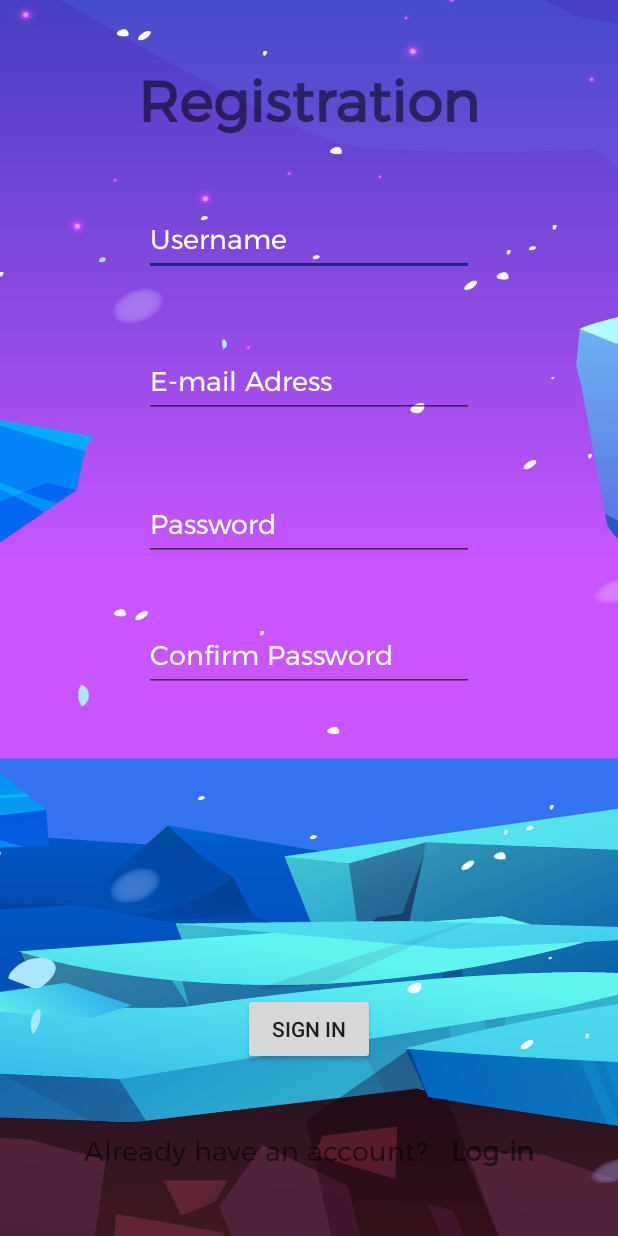
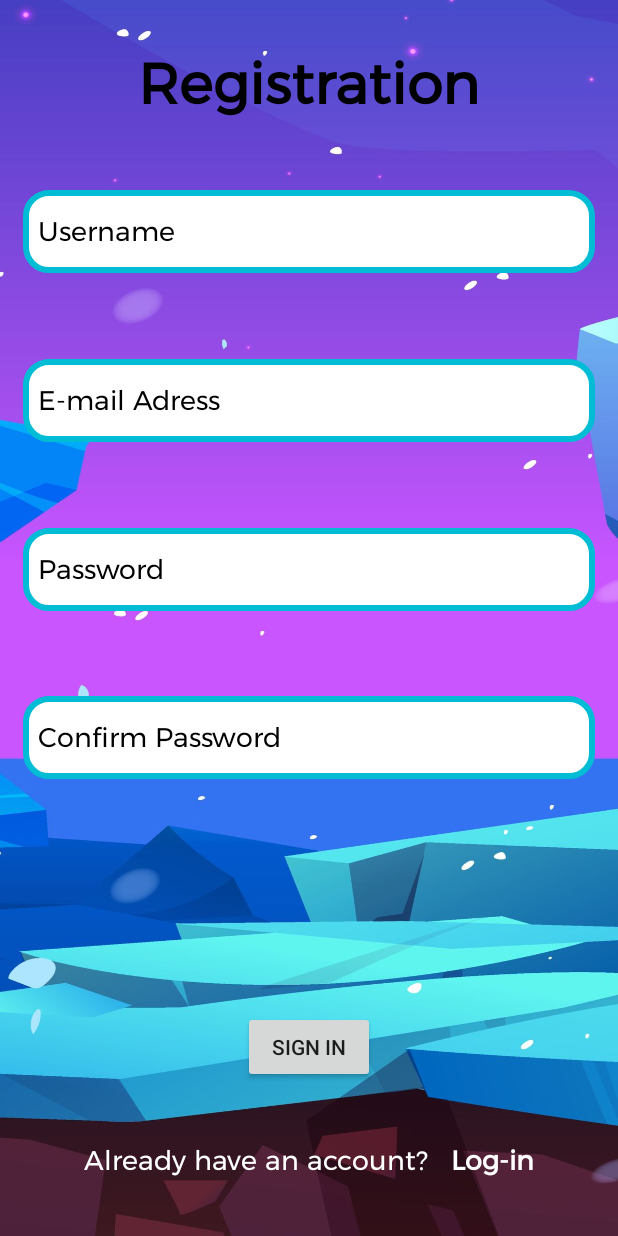
Before and after one commit to gingerbreadic/Speedy-Keys, an Android app: the registerActivity screen opened directly, with no data from a screen before it, on a phone screen of 412 x 824 dp. Run offline under Robolectric (Android 15) with nearby library versions, the phone set to English and light mode, and no system bars; libraries missing offline, so code that uses them is left out: com.vishnusivadas.advanced_httpurlconnection, javax.mail, javax.mail.internet; network calls fail.

Commit message:
worked on login/register design.

```diff
--- a/app/src/main/java/com/gingerbread/speedykeys/MainGameActivity.java
+++ b/app/src/main/java/com/gingerbread/speedykeys/MainGameActivity.java
@@ -42,7 +42,7 @@ public class MainGameActivity extends AppCompatActivity {
     TextView score_gameOver;
     TextView space_TextView_hy, space_TextView_en;
     UserLoginManager userLoginManager;
-    MediaPlayer boom_sound;
+    MediaPlayer boom_sound, in_game_music;
     boolean level2, level3, level4, level5 = false;
 
     @Override
@@ -63,6 +63,10 @@ public class MainGameActivity extends AppCompatActivity {
         health_textView = findViewById(R.id.health_textView);
         score_textView = findViewById(R.id.score_textView);
         boom_sound = MediaPlayer.create(this, R.raw.boom_sound);
+        in_game_music = MediaPlayer.create(this, R.raw.in_game_music);
+        in_game_music.setLooping(true);
+        in_game_music.start();
+
 
         LanguageManager languageManager = new LanguageManager(this);
         String savedLanguage = languageManager.getSelectedLanguage();
--- /dev/null
+++ b/app/src/main/res/drawable/edittext_bg.xml
@@ -0,0 +1,10 @@
+<?xml version="1.0" encoding="utf-8"?>
+<shape xmlns:android="http://schemas.android.com/apk/res/android">
+    <stroke android:color="#00BCD4"
+        android:width="4dp"/>
+
+    <corners android:radius="15dp"
+        />
+
+    <solid android:color="@color/white"/>
+</shape>
--- a/app/src/main/res/layout/activity_register.xml
+++ b/app/src/main/res/layout/activity_register.xml
@@ -14,8 +14,9 @@
         android:layout_height="wrap_content"
         android:fontFamily="@font/montserratarmregular"
         android:text="@string/registration"
-        android:textSize="38sp"
+        android:textSize="38dp"
         android:textStyle="bold"
+        android:textColor="@color/black"
         app:layout_constraintBottom_toTopOf="@id/username"
         app:layout_constraintEnd_toEndOf="parent"
         app:layout_constraintStart_toStartOf="parent"
@@ -23,14 +24,16 @@
 
     <EditText
         android:id="@+id/username"
-        android:layout_width="wrap_content"
-        android:layout_height="wrap_content"
+        android:layout_width="match_parent"
+        android:layout_height="55dp"
+        android:layout_margin="15dp"
+        android:background="@drawable/edittext_bg"
+        android:paddingStart="10dp"
         android:ems="10"
         android:fontFamily="@font/montserratarmregular"
         android:hint="Username"
-        android:textColorHint="@color/white"
+        android:textColorHint="@color/black"
         android:inputType="text"
-        android:backgroundTint="#1F228E"
         app:layout_constraintBottom_toTopOf="@id/registration_email"
         app:layout_constraintEnd_toEndOf="parent"
         app:layout_constraintStart_toStartOf="parent"
@@ -38,13 +41,16 @@
 
     <EditText
         android:id="@+id/registration_email"
-        android:layout_width="wrap_content"
-        android:layout_height="wrap_content"
+        android:layout_width="match_parent"
+        android:layout_height="55dp"
+        android:layout_margin="15dp"
+        android:background="@drawable/edittext_bg"
+        android:paddingStart="10dp"
         android:ems="10"
         android:fontFamily="@font/montserratarmregular"
         android:hint="E-mail Adress"
         android:inputType="textEmailAddress"
-        android:textColorHint="@color/white"
+        android:textColorHint="@color/black"
         app:layout_constraintBottom_toTopOf="@id/registration_pass"
         app:layout_constraintEnd_toEndOf="parent"
         app:layout_constraintStart_toStartOf="parent"
@@ -53,13 +59,16 @@
 
     <EditText
         android:id="@+id/registration_pass"
-        android:layout_width="wrap_content"
-        android:layout_height="wrap_content"
+        android:layout_width="match_parent"
+        android:layout_height="55dp"
+        android:layout_margin="15dp"
+        android:background="@drawable/edittext_bg"
+        android:paddingStart="10dp"
         android:ems="10"
         android:fontFamily="@font/montserratarmregular"
         android:hint="Password"
         android:inputType="textPassword"
-        android:textColorHint="@color/white"
+        android:textColorHint="@color/black"
         app:layout_constraintBottom_toTopOf="@id/registration_confirmpass"
         app:layout_constraintEnd_toEndOf="parent"
         app:layout_constraintStart_toStartOf="parent"
@@ -68,13 +77,16 @@
 
     <EditText
         android:id="@+id/registration_confirmpass"
-        android:layout_width="wrap_content"
-        android:layout_height="wrap_content"
+        android:layout_width="match_parent"
+        android:layout_height="55dp"
+        android:layout_margin="15dp"
+        android:background="@drawable/edittext_bg"
+        android:paddingStart="10dp"
         android:ems="10"
         android:fontFamily="@font/montserratarmregular"
         android:hint="Confirm Password"
         android:inputType="textPassword"
-        android:textColorHint="@color/white"
+        android:textColorHint="@color/black"
         app:layout_constraintBottom_toTopOf="@id/verification_registration"
         app:layout_constraintEnd_toEndOf="parent"
         app:layout_constraintStart_toStartOf="parent"
@@ -83,13 +95,16 @@
 
     <EditText
         android:id="@+id/verification_registration"
-        android:layout_width="wrap_content"
-        android:layout_height="wrap_content"
+        android:layout_width="match_parent"
+        android:layout_height="55dp"
+        android:layout_margin="15dp"
+        android:background="@drawable/edittext_bg"
+        android:paddingStart="10dp"
         android:ems="10"
         android:fontFamily="@font/montserratarmregular"
         android:hint="Verification code"
-        android:textColorHint="@color/white"
-        android:inputType="textPassword"
+        android:textColorHint="@color/black"
+        android:inputType="number"
         android:visibility="invisible"
         app:layout_constraintBottom_toTopOf="@id/verify_email_button"
         app:layout_constraintEnd_toEndOf="parent"
@@ -114,9 +129,10 @@
         android:layout_height="wrap_content"
         android:fontFamily="@font/montserratarmregular"
         android:orientation="horizontal"
-        android:textSize="18sp"
+        android:textSize="18dp"
         android:text="@string/already_have_an_account"
         android:layout_marginStart="40dp"
+        android:textColor="@color/white"
         app:layout_constraintBottom_toBottomOf="parent"
         app:layout_constraintEnd_toStartOf="@id/loginText"
         app:layout_constraintStart_toStartOf="parent"
@@ -129,7 +145,8 @@
         android:fontFamily="@font/montserratarmregular"
         android:orientation="horizontal"
         android:textStyle="bold"
-        android:textSize="18sp"
+        android:textSize="18dp"
+        android:textColor="@color/white"
         android:text="Log-in"
         android:layout_marginEnd="40dp"
         app:layout_constraintBottom_toBottomOf="parent"
```
Also changed, not shown: app/src/main/res/layout/activity_login.xml (+17 -10 lines), 1 other file.
